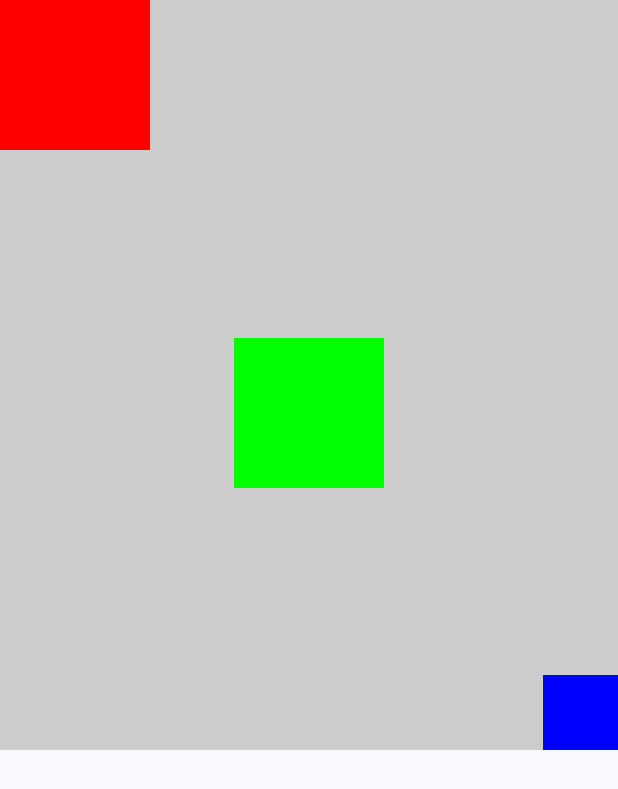
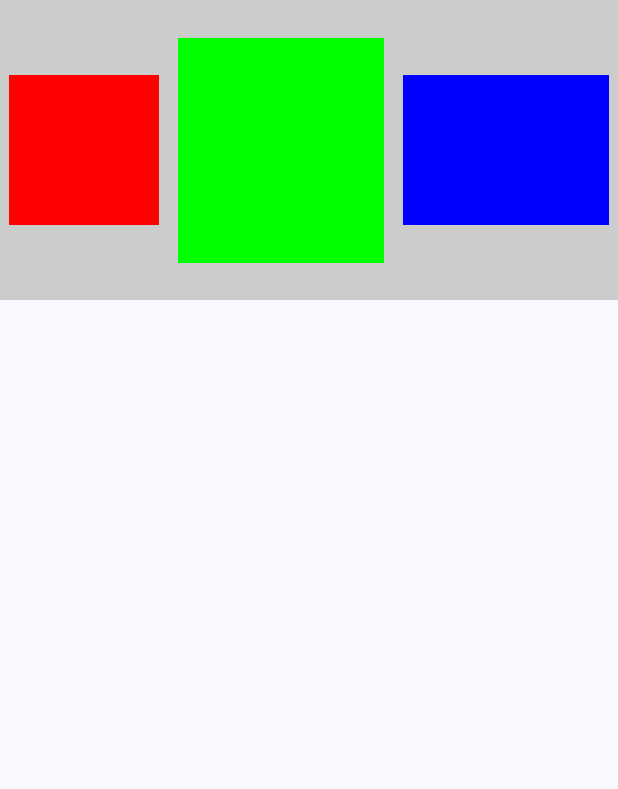
Before and after one commit to meuleuheu/JetpackComposeBasic, an Android app built with Jetpack Compose: the @Preview function GreetingPreview, on a phone screen of 412 x 824 dp. Shown: the top 789 px of the screen. Run offline under Robolectric (Android 15) with nearby library versions, the phone set to English and light mode, and no system bars.

Commit message:
Row, Column vs weight

```diff
--- a/app/src/main/java/com/example/jetpackcomposebasic/MainActivity.kt
+++ b/app/src/main/java/com/example/jetpackcomposebasic/MainActivity.kt
@@ -148,6 +148,21 @@ fun BaseItem2(modifier: Modifier) {
 }
 // No.2
 
+// No.3
+@Composable
+fun Greeting3(name: String, modifier: Modifier) {
+    Box {
+        Row(modifier = Modifier.fillMaxWidth().height(200.dp).background(Color.LightGray)
+            , Arrangement.SpaceAround
+            , verticalAlignment = Alignment.CenterVertically) {
+            Box(Modifier.size(100.dp).background(Color.Red).weight(1f, false))
+            Box(Modifier.size(150.dp).background(Color.Green).weight(1f, false))
+            Box(Modifier.size(100.dp).background(Color.Blue).weight(1f))
+        }
+    }
+}
+// No.3 end
+
 @Preview(showBackground = true)
 @Composable
 fun GreetingPreview() {
@@ -156,7 +171,7 @@ fun GreetingPreview() {
             modifier = Modifier.fillMaxSize(),
             color = MaterialTheme.colorScheme.background
         ) {
-            Greeting2("Android", modifier = Modifier)
+            Greeting3("Android", modifier = Modifier)
         }
     }
 }
```
